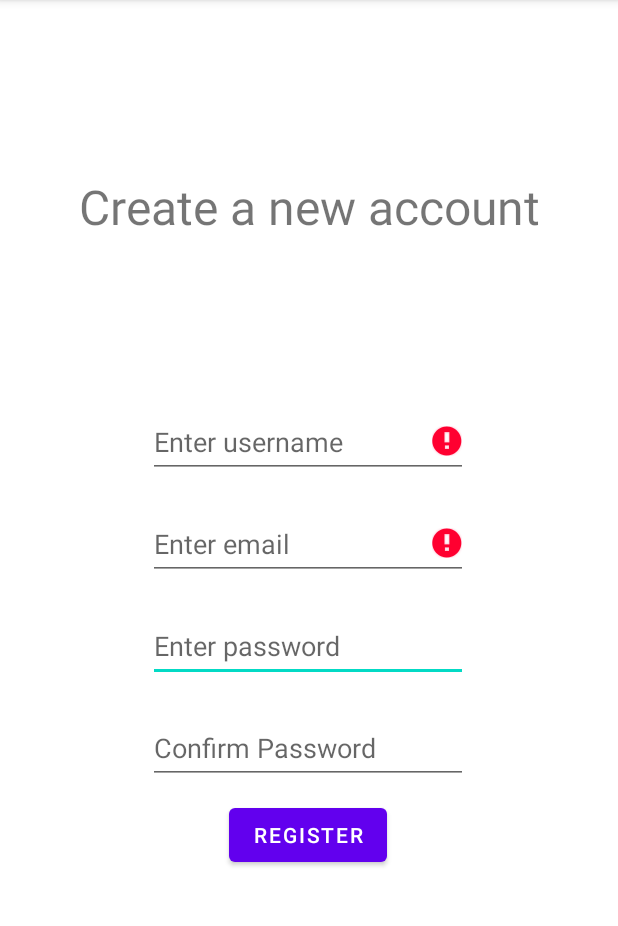
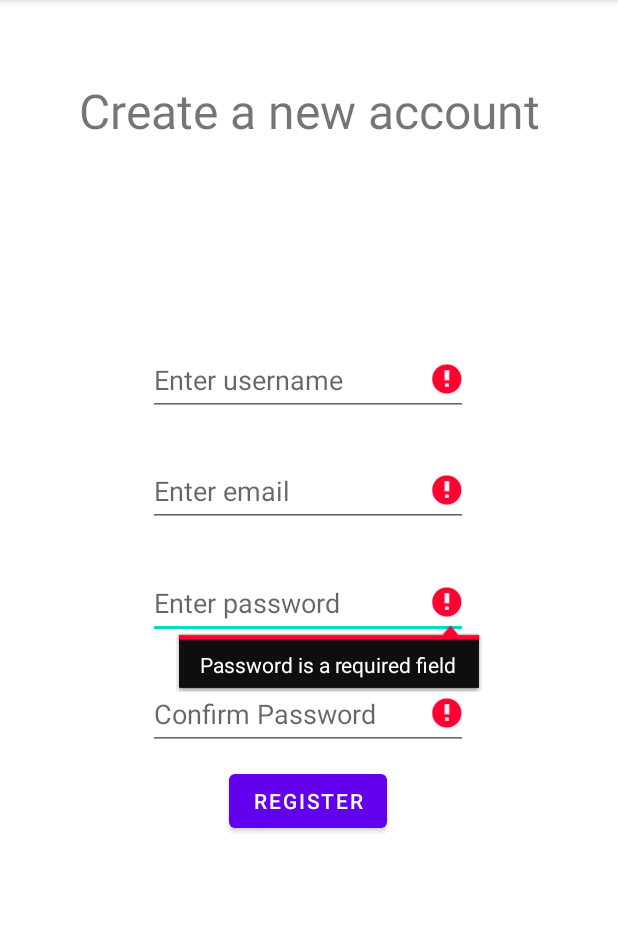
Before and after one commit to LiamHoffmanTemple/SignUpForm, an Android app: the screen it shows after launch (FormActivity), after a tap on "REGISTER", on a phone screen of 412 x 824 dp, the part 84-1010 px from its top. Run offline under Robolectric (Android 15) with nearby library versions, the phone set to English and light mode, and no system bars.

Commit message:
Fixed input bugs and added error catching and displaying the toast for all correct information

```diff
--- a/app/src/main/java/edu/temple/FormActivity.kt
+++ b/app/src/main/java/edu/temple/FormActivity.kt
@@ -4,18 +4,17 @@ import androidx.appcompat.app.AppCompatActivity
 import android.os.Bundle
 import android.widget.Button
 import android.widget.TextView
+import android.widget.Toast
 
 class FormActivity : AppCompatActivity() {
     override fun onCreate(savedInstanceState: Bundle?) {
         super.onCreate(savedInstanceState)
         setContentView(R.layout.activity_main)
 
-
-
         findViewById<Button>(R.id.buttonRegister).setOnClickListener {
             val username = findViewById<TextView>(R.id.inputUsername)
             val email = findViewById<TextView>(R.id.inputEmail)
-            val password = findViewById<TextView>(R.id.inputEmail)
+            val password = findViewById<TextView>(R.id.inputPassword)
             val passwordConfirm = findViewById<TextView>(R.id.inputPasswordConfirm)
             var passwordMatch = true
             var valid = true
@@ -38,19 +37,21 @@ class FormActivity : AppCompatActivity() {
                 if(password.text.toString() == passwordConfirm.text.toString()){
 
                 }else{
+                    password.error = "Passwords do not match"
+                    passwordConfirm.error = "Passwords do not match"
                     passwordMatch = false
                     valid = false
                 }
             } else{
-                username.error = "Password is a required field"
+                password.error = "Password is a required field"
+                passwordConfirm.error = "Password is a required field"
                 valid = false
                 passwordMatch = false
             }
 
-
-
+            if(valid && passwordMatch){
+                Toast.makeText(applicationContext, "Hello, " + username.text.toString() + ", to the SignUpFormActivity", Toast.LENGTH_SHORT).show()
+            }
         }
-
-
     }
 }
--- a/app/src/main/res/layout/activity_main.xml
+++ b/app/src/main/res/layout/activity_main.xml
@@ -75,7 +75,7 @@
         android:layout_width="wrap_content"
         android:layout_height="wrap_content"
         android:layout_marginStart="138dp"
-        android:layout_marginTop="116dp"
+        android:layout_marginTop="52dp"
         android:layout_marginEnd="138dp"
         android:text="Create a new account"
         android:textSize="32sp"
```
